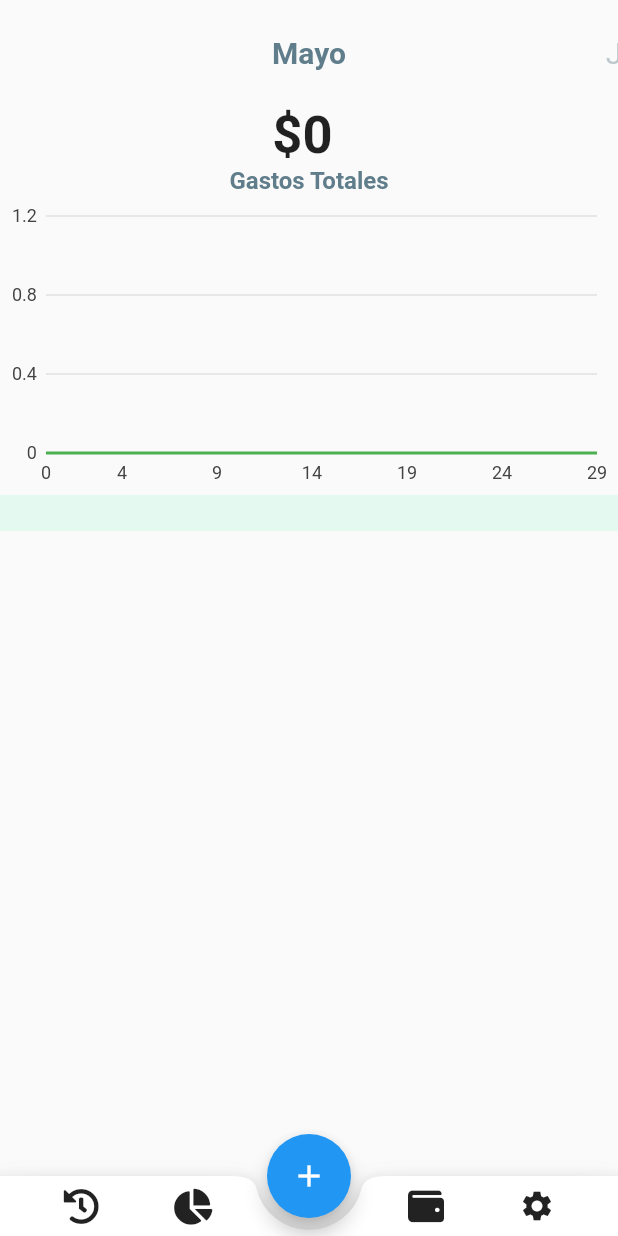
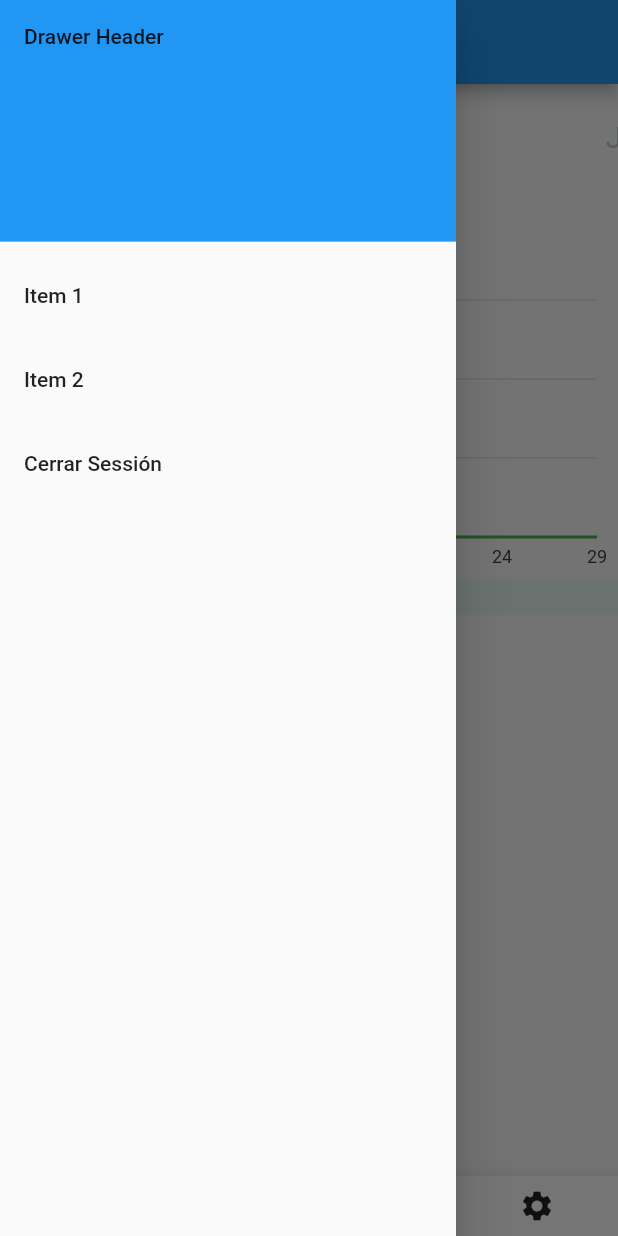
Before and after one commit to k1ltr0h/Proyecto-Tel335-, a Flutter app: the MyHomePage screen opened directly, with the side drawer open (before the commit the screen has no drawer), on a phone screen of 412 x 824 dp. Run offline on Flutter 3.47's test engine with Material 2 defaults, Android fonts, the phone set to English and light mode, and no system bars; our stand-ins replace charts_flutter, cloud_firestore, firebase_auth, font_awesome_flutter; accounts and stored records are empty.

Commit message:
sesión persistente y cerrar sesión

```diff
--- a/statsu/lib/pages/home_page.dart
+++ b/statsu/lib/pages/home_page.dart
@@ -2,6 +2,7 @@ import 'package:flutter/material.dart';
 import 'package:font_awesome_flutter/font_awesome_flutter.dart';
 import 'package:cloud_firestore/cloud_firestore.dart';
 import 'package:statsu/month_widget.dart';
+import 'package:firebase_auth/firebase_auth.dart';
 
 class MyHomePage extends StatefulWidget {
   MyHomePage({Key key, this.title}) : super(key: key);
@@ -40,6 +41,47 @@ class _MyHomePageState extends State<MyHomePage> {
 
   Widget build(BuildContext context) {
     return Scaffold(
+      appBar: AppBar(title: Text("Mis gastos")),
+      drawer: Drawer(
+        // Add a ListView to the drawer. This ensures the user can scroll
+        // through the options in the drawer if there isn't enough vertical
+        // space to fit everything.
+        child: ListView(
+          // Important: Remove any padding from the ListView.
+          padding: EdgeInsets.zero,
+          children: <Widget>[
+            DrawerHeader(
+              child: Text('Drawer Header'),
+              decoration: BoxDecoration(
+                color: Colors.blue,
+              ),
+            ),
+            ListTile(
+              title: Text('Item 1'),
+              onTap: () {
+                // Update the state of the app
+                // ...
+                // Then close the drawer
+                Navigator.pop(context);
+              },
+            ),
+            ListTile(
+              title: Text('Item 2'),
+              onTap: () {
+                // Update the state of the app
+                // ...
+                // Then close the drawer
+                Navigator.pop(context);
+              },
+            ),
+            ListTile(title: Text("Cerrar Sessión"),
+            onTap: () async{
+              await FirebaseAuth.instance.signOut();
+              Navigator.of(context).pushReplacementNamed("/");
+            },)
+          ],
+        ),
+      ),
       bottomNavigationBar: BottomAppBar(
         notchMargin: 8.0,
         shape: CircularNotchedRectangle(),
--- a/statsu/pubspec.yaml
+++ b/statsu/pubspec.yaml
@@ -28,6 +28,7 @@ dependencies:
   charts_flutter: ^0.8.1
   firebase_auth: ^0.15.3+1
   google_sign_in: ^4.1.1
+  shared_preferences: ^0.5.6+1
 
 dev_dependencies:
   flutter_test:
```
Also changed, not shown: statsu/lib/pages/login_page.dart (+45 -1 lines), statsu/pubspec.lock.
